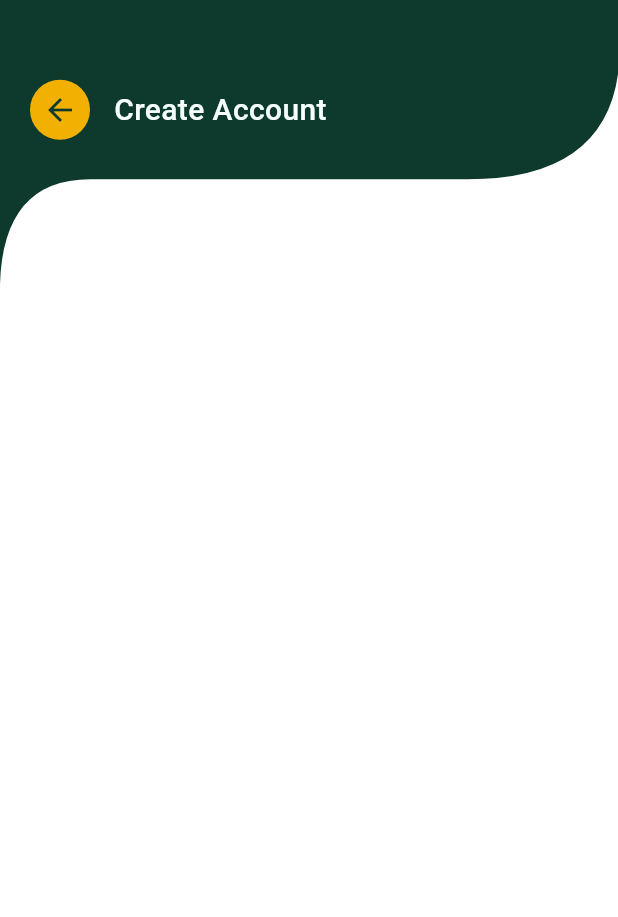
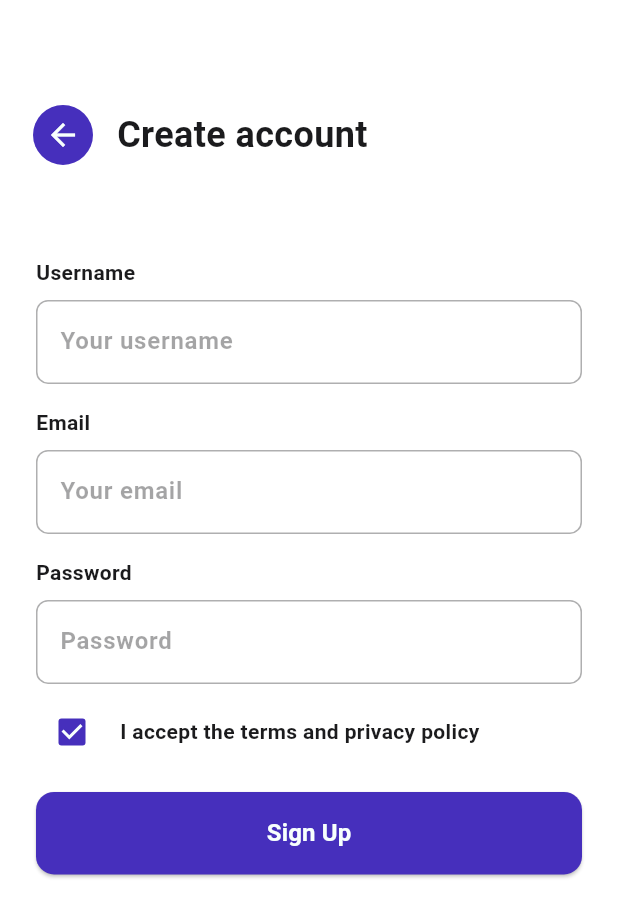
Before and after one commit to vaibhavchoursiya/profile-management-app, a Flutter app: the screen it shows after launch, on a phone screen of 412 x 824 dp. Shown: the top 917 px of the screen. Run offline on Flutter 3.47's test engine with Material 3 defaults, Android fonts, the phone set to English and light mode, and no system bars; our stand-ins replace go_router, google_fonts.

Commit message:
validators are created.

```diff
--- a/lib/config/app_theme/app_theme.dart
+++ b/lib/config/app_theme/app_theme.dart
@@ -1,13 +1,12 @@
 import 'package:flutter/material.dart';
-import 'package:google_fonts/google_fonts.dart';
 
 class AppColors {
-  static final Color primary = Color(0xFF0d3a2d);
+  static final Color primary = Color(0xFF462fbc);
   static final Color onPrimary = Color(0xFFf7fffd);
   static final Color secondary = Color(0xFFf1b002);
   static final Color onSecondary = Color(0xFFf4fff6);
-  static final Color surface = Color(0xFFffffff);
-  static final Color onSurface = Color(0xFF222222);
+  static final Color surface = Color(0xFFf6f4ff);
+  static final Color onSurface = Color.fromARGB(255, 27, 27, 29);
   static final Color error = Colors.redAccent;
   static final Color onError = Colors.white;
 
@@ -15,8 +14,17 @@ class AppColors {
 
   static final Color greyishColor = Color(0xFF8e8e8e);
 
-  static final scaffoldColor = Color(0xFFffffff);
+  static final scaffoldColor = Color(0Xffffffff);
 }
+
+// class AppCustomTheme {
+//   static final Color light = Colors.white;
+//   static final Color dark = Colors.black;
+//   static final Color primary = Colors.blueAccent;
+//   static final Color onPrimary = Colors.white;
+//   static final Color greyishColor = Colors.grey;
+//   static final Color accentColor = Colors.blueAccent;
+// }
 
 class AppTheme {
   static ThemeData lightTheme = ThemeData(
--- a/lib/feature/register/views/register_screen.dart
+++ b/lib/feature/register/views/register_screen.dart
@@ -1,7 +1,7 @@
 import 'package:flutter/material.dart';
-import 'package:profile_management_app/feature/register/widgets/register_background_widget.dart';
+import 'package:google_fonts/google_fonts.dart';
 import 'package:profile_management_app/shared/helper_methods/helper_methods.dart';
-import 'package:profile_management_app/shared/widgets/auth_screen_cliper.dart';
+import 'package:profile_management_app/shared/widgets/mtext_form_field.dart';
 
 class RegisterScreen extends StatelessWidget {
   const RegisterScreen({super.key});
@@ -9,20 +9,46 @@ class RegisterScreen extends StatelessWidget {
   @override
   Widget build(BuildContext context) {
     return Scaffold(
-      body: Stack(
+      body: SingleChildScrollView(
+        child: Column(
+          crossAxisAlignment: CrossAxisAlignment.start,
+          children: [
+            SizedBox(height: HelperMethods.getResponsiveHeight(context) * 0.08),
+            RegisterHeaderWidget(),
+            RegisterFormWidget(),
+          ],
+        ),
+      ),
+    );
+  }
+}
+
+class RegisterHeaderWidget extends StatelessWidget {
+  const RegisterHeaderWidget({super.key});
+
+  @override
+  Widget build(BuildContext context) {
+    return Container(
+      padding: const EdgeInsets.symmetric(horizontal: 18.0),
+      child: Row(
         children: [
-          RegisterBackgroundWidget(),
-          Positioned(
-            top: HelperMethods.getResponsiveHeight(context) * 0.06,
-            left: 0.0,
-            right: 0.0,
-            bottom: 0.0,
-            child: ClipPath(
-              clipper: AuthScreenCliper(),
-              child: Container(
-                color: Theme.of(context).colorScheme.surface,
-                child: RegisterFormWidget(),
-              ),
+          IconButton(
+            onPressed: () {},
+            icon: Icon(
+              Icons.arrow_back,
+              color: Theme.of(context).colorScheme.onPrimary,
+            ),
+            style: IconButton.styleFrom(
+              backgroundColor: Theme.of(context).colorScheme.primary,
+            ),
+          ),
+          const SizedBox(width: 12.0),
+          Text(
+            "Create account",
+            style: GoogleFonts.roboto(
+              color: Theme.of(context).colorScheme.onSurface,
+              fontWeight: FontWeight.bold,
+              fontSize: 24.0,
             ),
           ),
         ],
@@ -31,13 +57,97 @@ class RegisterScreen extends StatelessWidget {
   }
 }
 
-class RegisterFormWidget extends StatelessWidget {
+class RegisterFormWidget extends StatefulWidget {
   const RegisterFormWidget({super.key});
 
   @override
+  State<RegisterFormWidget> createState() => _RegisterFormWidgetState();
+}
+
+class _RegisterFormWidgetState extends State<RegisterFormWidget> {
+  final GlobalKey<FormState> registerFormKey = GlobalKey<FormState>();
+
+  final TextEditingController emailController = TextEditingController();
+
+  final TextEditingController nameController = TextEditingController();
+
+  final TextEditingController passwordController = TextEditingController();
+
+  final TextEditingController confirmPasswordController =
+      TextEditingController();
+  @override
   Widget build(BuildContext context) {
-    final GlobalKey<FormState> registerFormKey = GlobalKey<FormState>();
+    return Form(
+      key: registerFormKey,
+      child: Padding(
+        padding: const EdgeInsets.symmetric(vertical: 8.0, horizontal: 24.0),
+        child: Column(
+          children: [
+            const SizedBox(height: 50.0),
 
-    return Form(key: registerFormKey, child: Column(children: []));
+            MtextFormField(
+              controller: nameController,
+              validator: (value) {},
+              labelText: "Username",
+              hintText: "Your username",
+              textInputType: TextInputType.text,
+            ),
+            const SizedBox(height: 16.0),
+            MtextFormField(
+              controller: emailController,
+              validator: (value) {},
+              labelText: "Email",
+              hintText: "Your email",
+              textInputType: TextInputType.emailAddress,
+            ),
+            const SizedBox(height: 16.0),
+            MtextFormField(
+              controller: emailController,
+              validator: (value) {},
+              labelText: "Password",
+              hintText: "Password",
+              textInputType: TextInputType.visiblePassword,
+            ),
+
+            const SizedBox(height: 8.0),
+
+            Row(
+              children: [
+                Checkbox(value: true, onChanged: (value) {}),
+                const SizedBox(width: 8.0),
+                Text(
+                  "I accept the terms and privacy policy",
+                  style: GoogleFonts.roboto(fontWeight: FontWeight.w600),
+                ),
+              ],
+            ),
+            const SizedBox(height: 16.0),
+
+            SizedBox(
+              width: double.infinity,
+              height: 55.0,
+              child: ElevatedButton(
+                onPressed: () {},
+                style: ElevatedButton.styleFrom(
+                  backgroundColor: Theme.of(context).colorScheme.primary,
+                  foregroundColor: Theme.of(context).colorScheme.onPrimary,
+
+                  shape: RoundedRectangleBorder(
+                    borderRadius: BorderRadius.circular(12.0),
+                  ),
+                ),
+                child: Text(
+                  "Sign Up",
+                  style: GoogleFonts.roboto(
+                    fontWeight: FontWeight.w700,
+                    fontSize: 16.0,
+                  ),
+                ),
+              ),
+            ),
+          ],
+        ),
+      ),
+    );
   }
 }
--- /dev/null
+++ b/lib/shared/validators/validators.dart
@@ -0,0 +1,49 @@
+class Validators {
+  static String? notEmptyValidator(String? value, String labelText) {
+    if (value == null || value.isEmpty) {
+      return "Please enter $labelText";
+    }
+    return null;
+  }
+
+  static String? emailValidator(String? value, String labelText) {
+    if (value == null || value.isEmpty) {
+      return "Please enter $labelText";
+    } else if (!value.contains("@")) {
+      return "Please enter valid $labelText";
+    }
+    return null;
+  }
+
+  static String? passwordValidator(String? value) {
+    if (value == null || value.isEmpty) {
+      return 'Password is required';
+    }
+
+    final List<String> errors = [];
+
+    if (value.length < 8) {
+      errors.add('• At least 8 characters');
+    }
+
+    if (!RegExp(r'[A-Z]').hasMatch(value)) {
+      errors.add('• One uppercase letter');
+    }
+
+    if (!RegExp(r'[a-z]').hasMatch(value)) {
+      errors.add('• One lowercase letter');
+    }
+
+    if (!RegExp(r'\d').hasMatch(value)) {
+      errors.add('• One number');
+    }
+
+    if (!RegExp(r'[!@#\$&*~_]').hasMatch(value)) {
+      errors.add('• One special character (!@#\$&*~_)');
+    }
+
+    if (errors.isEmpty) return null;
+
+    return 'Password must have:\n${errors.join('\n')}';
+  }
+}
--- /dev/null
+++ b/lib/shared/widgets/mtext_form_field.dart
@@ -0,0 +1,78 @@
+import 'package:flutter/material.dart';
+import 'package:google_fonts/google_fonts.dart';
+import 'package:profile_management_app/config/app_theme/app_theme.dart';
+
+class MtextFormField extends StatelessWidget {
+  final TextEditingController controller;
+  final Function validator;
+  final String hintText;
+  final String labelText;
+  final TextInputType textInputType;
+
+  const MtextFormField({
+    super.key,
+    required this.controller,
+    required this.validator,
+    required this.hintText,
+    required this.labelText,
+    required this.textInputType,
+  });
+
+  @override
+  Widget build(BuildContext context) {
+    // final border = UnderlineInputBorder(
+    //   borderSide: BorderSide(
+    //     color: Theme.of(context).colorScheme.secondary.withValues(alpha: 0.5),
+    //     width: 3.0,
+    //   ),
+    // );
+    return Column(
+      crossAxisAlignment: CrossAxisAlignment.start,
+      children: [
+        Text(
+          labelText,
+          style: GoogleFonts.roboto(
+            fontWeight: FontWeight.bold,
+            color: Theme.of(context).colorScheme.onSurface,
+          ),
+        ),
+        const SizedBox(height: 8.0),
+        TextFormField(
+          controller: controller,
+          validator: (value) => validator(value),
+          keyboardType: textInputType,
+          style: GoogleFonts.roboto(fontWeight: FontWeight.bold),
+          decoration: InputDecoration(
+            hintText: hintText,
+
+            hintStyle: GoogleFonts.roboto(
+              fontSize: 16.0,
+              color: Theme.of(
+                context,
+              ).colorScheme.onSurface.withValues(alpha: 0.4),
+            ),
+
+            border: OutlineInputBorder(
+              borderSide: BorderSide(
+                color: Theme.of(
+                  context,
+                ).colorScheme.onSurface.withValues(alpha: 0.2),
+              ),
+              borderRadius: BorderRadius.all(Radius.circular(8.0)),
+            ),
+
+            enabledBorder: OutlineInputBorder(
+              borderSide: BorderSide(
+                color: Theme.of(
+                  context,
+                ).colorScheme.onSurface.withValues(alpha: 0.35),
+              ),
+
+              borderRadius: BorderRadius.all(Radius.circular(8.0)),
+            ),
+          ),
+        ),
+      ],
+    );
+  }
+}
```
